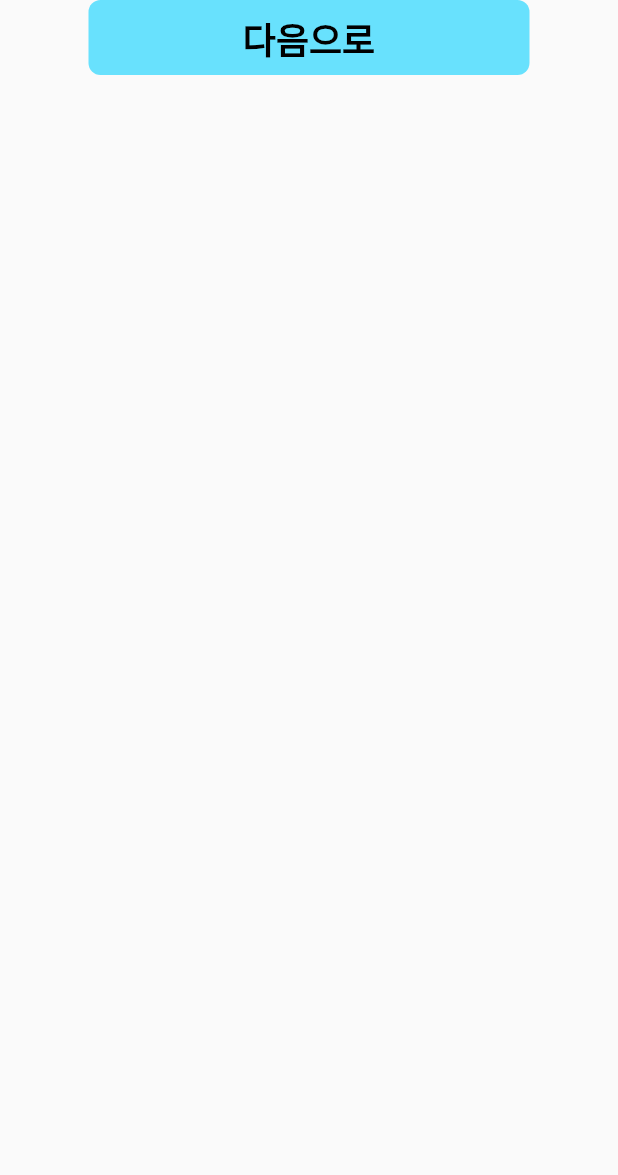
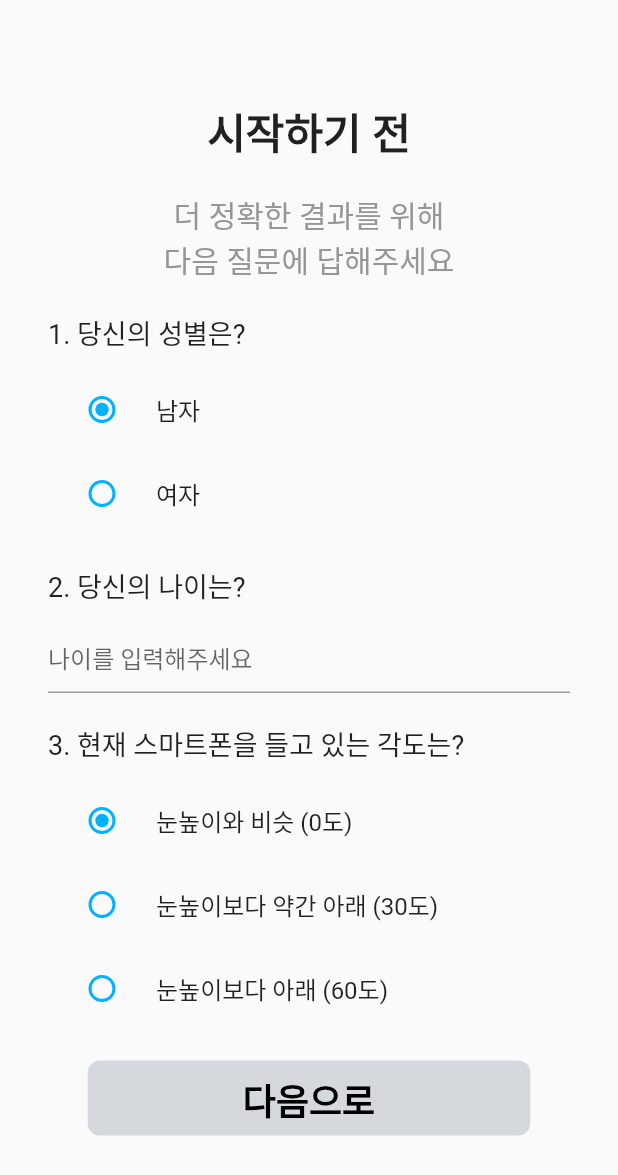
Before and after one commit to H4ngL/2024_ITE3062, a Flutter app: the screen it shows after launch, after a tap on "시작하기", on a phone screen of 412 x 824 dp. Shown: the top 1175 px of the screen. Run offline on Flutter 3.47's test engine with Material 3 defaults, Android fonts, the phone set to English and light mode, and no system bars; our stand-ins replace cloud_firestore, dropdown_button2, firebase_auth, firebase_core, flutter_colorpicker, get and 2 more; missing offline and left inert: flutter_web_frame, just_the_tooltip; accounts and stored records are empty; Roboto replaces fonts that are missing (Pretendard).

Commit message:
feat: Add pre-survey page

```diff
--- a/project2/lib/screens/home_page.dart
+++ b/project2/lib/screens/home_page.dart
@@ -9,13 +9,13 @@ class HomePage extends StatelessWidget {
   @override
   Widget build(BuildContext context) {
     return Scaffold(
-      body: Center(
+      body: Padding(
+        padding: const EdgeInsets.symmetric(horizontal: 32),
         child: Column(
           mainAxisAlignment: MainAxisAlignment.center,
           crossAxisAlignment: CrossAxisAlignment.center,
           children: [
             const Text(
-              // '나는 얼마나 잘\n따라 그릴까?',
               '나는 의도대로\n잘 그리고 있을까?',
               style: TextStyle(
                 fontSize: 32,
@@ -67,10 +67,15 @@ class HomePage extends StatelessWidget {
             CustomButton(
               text: "시작하기",
               onPressed: () {
-                Navigator.push(
-                    context,
-                    MaterialPageRoute(
-                        builder: (context) => const PreSurveyPage()));
+                Navigator.of(context).push(
+                  PageRouteBuilder(
+                    pageBuilder: (context, animation, secondaryAnimation) =>
+                        const PreSurveyPage(),
+                    transitionsBuilder:
+                        (context, animation, secondaryAnimation, child) =>
+                            child,
+                  ),
+                );
               },
             ),
           ],
--- a/project2/lib/screens/pre_survey_page.dart
+++ b/project2/lib/screens/pre_survey_page.dart
@@ -1,19 +1,121 @@
 import 'package:flutter/material.dart';
+import 'package:project2/screens/tutorial_page.dart';
+import 'package:project2/theme/colors.dart';
 import 'package:project2/widgets/custom_button.dart';
+import 'package:project2/widgets/custom_radio.dart';
 
-class PreSurveyPage extends StatelessWidget {
+class PreSurveyPage extends StatefulWidget {
   const PreSurveyPage({super.key});
+
+  @override
+  State<PreSurveyPage> createState() => _PreSurveyPageState();
+}
+
+class _PreSurveyPageState extends State<PreSurveyPage> {
+  int gender = 0;
+  int degree = 0;
 
   @override
   Widget build(BuildContext context) {
     return Scaffold(
-      body: Center(
-        child: Column(children: [
-          CustomButton(
-            text: '다음으로',
-            onPressed: () {},
-          ),
-        ]),
+      body: Padding(
+        padding: const EdgeInsets.symmetric(horizontal: 32),
+        child: Column(
+          mainAxisAlignment: MainAxisAlignment.center,
+          crossAxisAlignment: CrossAxisAlignment.center,
+          children: [
+            const Text(
+              '시작하기 전',
+              style: TextStyle(
+                fontSize: 28,
+                fontWeight: FontWeight.bold,
+              ),
+              textAlign: TextAlign.center,
+            ),
+            const SizedBox(height: 20),
+            const Text(
+              '더 정확한 결과를 위해\n다음 질문에 답해주세요',
+              style: TextStyle(
+                fontSize: 20,
+                fontWeight: FontWeight.w500,
+                color: ColorStyles.grey2,
+              ),
+              textAlign: TextAlign.center,
+            ),
+            const SizedBox(height: 20),
+            Column(
+              crossAxisAlignment: CrossAxisAlignment.start,
+              children: [
+                const Text(
+                  '1. 당신의 성별은?',
+                  style: TextStyle(
+                    fontSize: 18,
+                  ),
+                ),
+                const SizedBox(height: 10),
+                CustomRadio(
+                  options: const ['남자', '여자'],
+                  value: gender,
+                  onChanged: (value) {
+                    setState(() {
+                      gender = value!;
+                    });
+                  },
+                ),
+                const SizedBox(height: 20),
+                const Text(
+                  '2. 당신의 나이는?',
+                  style: TextStyle(
+                    fontSize: 18,
+                  ),
+                ),
+                const SizedBox(height: 10),
+                const TextField(
+                  decoration: InputDecoration(
+                    hintText: '나이를 입력해주세요',
+                  ),
+                ),
+                const SizedBox(height: 20),
+                const Text(
+                  '3. 현재 스마트폰을 들고 있는 각도는?',
+                  style: TextStyle(
+                    fontSize: 18,
+                  ),
+                ),
+                const SizedBox(height: 10),
+                CustomRadio(
+                  options: const [
+                    '눈높이와 비슷 (0도)',
+                    '눈높이보다 약간 아래 (30도)',
+                    '눈높이보다 아래 (60도)',
+                  ],
+                  value: degree,
+                  onChanged: (value) {
+                    setState(() {
+                      degree = value!;
+                    });
+                  },
+                ),
+              ],
+            ),
+            const SizedBox(height: 20),
+            CustomButton(
+              text: '다음으로',
+              onPressed: () {
+                Navigator.of(context).push(
+                  PageRouteBuilder(
+                    pageBuilder: (context, animation, secondaryAnimation) =>
+                        const TutorialPage(),
+                    transitionsBuilder:
+                        (context, animation, secondaryAnimation, child) =>
+                            child,
+                  ),
+                );
+              },
+              color: ColorStyles.grey0,
+            ),
+          ],
+        ),
       ),
     );
   }
--- /dev/null
+++ b/project2/lib/screens/tutorial_page.dart
@@ -0,0 +1,32 @@
+import 'package:flutter/material.dart';
+import 'package:project2/screens/home_page.dart';
+import 'package:project2/theme/colors.dart';
+import 'package:project2/widgets/custom_button.dart';
+
+class TutorialPage extends StatelessWidget {
+  const TutorialPage({super.key});
+
+  @override
+  Widget build(BuildContext context) {
+    return Scaffold(
+      body: Center(
+        child: Column(children: [
+          CustomButton(
+            text: '다음으로',
+            onPressed: () {
+              Navigator.of(context).push(
+                PageRouteBuilder(
+                  pageBuilder: (context, animation, secondaryAnimation) =>
+                      const HomePage(),
+                  transitionsBuilder:
+                      (context, animation, secondaryAnimation, child) => child,
+                ),
+              );
+            },
+            color: ColorStyles.grey0,
+          ),
+        ]),
+      ),
+    );
+  }
+}
--- a/project2/lib/theme/colors.dart
+++ b/project2/lib/theme/colors.dart
@@ -7,4 +7,5 @@ class ColorStyles {
   static const Color grey1 = Color(0xFFB2B5B9);
   static const Color grey2 = Color(0xFF949698);
   static const Color pointColor = Color(0xFF68E1FD);
+  static const Color darkPointColor = Color(0xFF00B2FF);
 }
--- a/project2/lib/widgets/custom_button.dart
+++ b/project2/lib/widgets/custom_button.dart
@@ -6,12 +6,14 @@ class CustomButton extends StatelessWidget {
     super.key,
     required this.text,
     required this.onPressed,
-    this.size = const Size(294, 50),
+    this.size = const Size(295, 50),
+    this.color = ColorStyles.pointColor,
   });
 
   final String text;
   final VoidCallback onPressed;
   final Size size;
+  final Color color;
 
   @override
   Widget build(BuildContext context) {
@@ -19,7 +21,7 @@ class CustomButton extends StatelessWidget {
       onPressed: onPressed,
       style: ButtonStyle(
         fixedSize: MaterialStateProperty.all(size),
-        backgroundColor: MaterialStateProperty.all(ColorStyles.pointColor),
+        backgroundColor: MaterialStateProperty.all(color),
         shape: MaterialStateProperty.all(
           RoundedRectangleBorder(
             borderRadius: BorderRadius.circular(8),
--- /dev/null
+++ b/project2/lib/widgets/custom_radio.dart
@@ -0,0 +1,65 @@
+import 'package:flutter/material.dart';
+import 'package:project2/theme/colors.dart';
+
+class CustomRadio extends StatefulWidget {
+  const CustomRadio({
+    super.key,
+    required this.options,
+    required this.value,
+    required this.onChanged,
+  });
+
+  final List options;
+  final int value;
+  final Function(int?) onChanged;
+
+  @override
+  State<CustomRadio> createState() => _CustomRadioState();
+}
+
+class _CustomRadioState extends State<CustomRadio> {
+  @override
+  Widget build(BuildContext context) {
+    return Column(
+      crossAxisAlignment: CrossAxisAlignment.start,
+      children: widget.options
+          .asMap()
+          .entries
+          .map(
+            (entry) => CustomRadioItem(
+              label: entry.value,
+              value: entry.key,
+              groupValue: widget.value,
+              onChanged: widget.onChanged,
+            ),
+          )
+          .toList(),
+    );
+  }
+}
+
+class CustomRadioItem extends StatelessWidget {
+  const CustomRadioItem({
+    super.key,
+    required this.label,
+    required this.value,
+    required this.groupValue,
+    required this.onChanged,
+  });
+
+  final String label;
+  final int value;
+  final int groupValue;
+  final Function(int?) onChanged;
+
+  @override
+  Widget build(BuildContext context) {
+    return RadioListTile(
+      value: value,
+      groupValue: groupValue,
+      onChanged: onChanged,
+      fillColor: MaterialStateProperty.all(ColorStyles.darkPointColor),
+      title: Text(label),
+    );
+  }
+}
```
Also changed, not shown: project2/lib/screens/canvas_page.dart (added), project2/lib/screens/end_page.dart (added).
